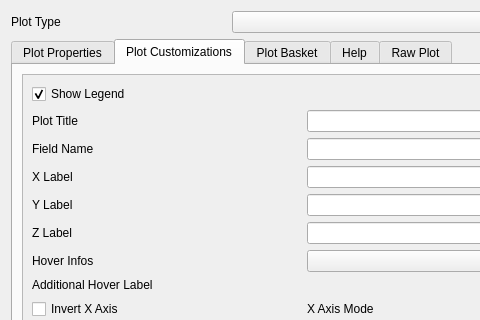
Qt form ui/data_plotly_dialog_base.ui (ghtmtt/DataPlotly) before a commit; both pictures show x 0 to 480 and y 0 to 320 of the 1154 by 569 pixel window.
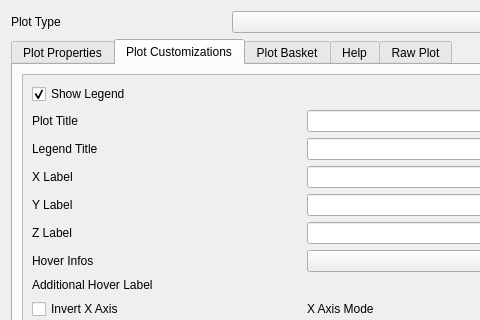
The same form after that commit. The open tabs and pages were chosen to show the change. Custom widgets are drawn as their Qt base class.

Commit message: legend name option for all plots and bar plot fixes

```diff
--- a/ui/data_plotly_dialog_base.ui
+++ b/ui/data_plotly_dialog_base.ui
@@ -479,7 +479,7 @@
                <rect>
                 <x>0</x>
                 <y>0</y>
-                <width>819</width>
+                <width>362</width>
                 <height>563</height>
                </rect>
               </property>
@@ -590,7 +590,7 @@
                <item row="2" column="0">
                 <widget class="QLabel" name="bar_legend_label">
                  <property name="text">
-                  <string>Field Name</string>
+                  <string>Legend Title</string>
                  </property>
                 </widget>
                </item>
```
Left out of the diff: 20 changed lines with no effect on the pictures. The commit also changes 2 other files.
